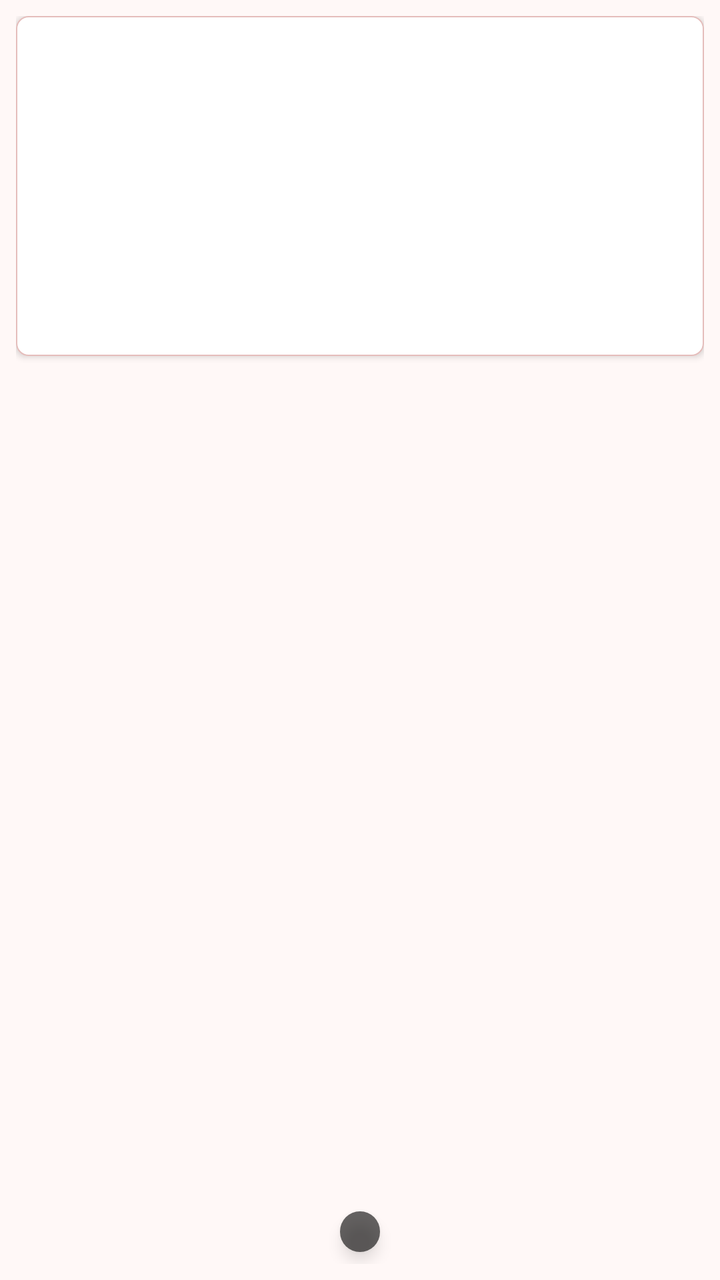
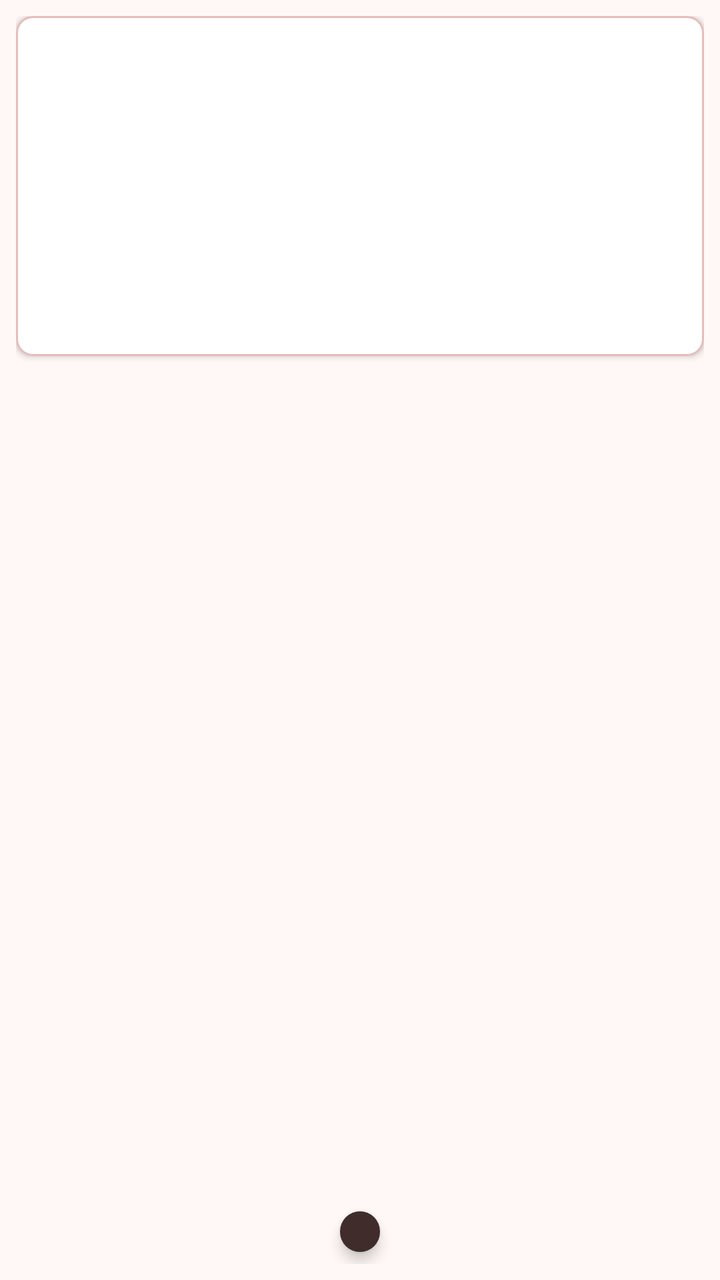

Before-and-after screenshots of an Android layout around one commit, followed by the original layout XML and the change that was made.
<!-- AndroidManifest.xml: application theme Theme.Npdf -->
<!-- res/layout/item_page.xml -->
<?xml version="1.0" encoding="utf-8"?>
<FrameLayout xmlns:android="http://schemas.android.com/apk/res/android"
    android:layout_width="match_parent"
    android:layout_height="wrap_content"
    android:padding="8dp">

    <ImageView
        android:id="@+id/thumb"
        android:layout_width="match_parent"
        android:layout_height="170dp"
        android:background="@drawable/bg_thumb"
        android:clipToOutline="true"
        android:contentDescription="@null"
        android:elevation="2dp"
        android:scaleType="fitCenter" />

    <View
        android:id="@+id/selected"
        android:layout_width="match_parent"
        android:layout_height="170dp"
        android:background="@drawable/page_selected"
        android:elevation="3dp"
        android:visibility="gone" />

    <TextView
        android:id="@+id/number"
        android:layout_width="wrap_content"
        android:layout_height="wrap_content"
        android:layout_gravity="bottom|center_horizontal"
        android:layout_marginBottom="6dp"
        android:background="@drawable/chip_bg"
        android:elevation="4dp"
        android:paddingHorizontal="10dp"
        android:paddingVertical="2dp"
        android:textAppearance="@style/Npdf.Text.Caption"
        android:textColor="@color/white" />
</FrameLayout>
<!-- resources referenced by this layout -->
<resources>
  <color name="white">#FFFFFF</color>
  <!-- drawable bg_thumb (drawable) -->
  <?xml version="1.0" encoding="utf-8"?>
  <shape xmlns:android="http://schemas.android.com/apk/res/android" android:shape="rectangle">
      <solid android:color="@color/white" />
      <corners android:radius="6dp" />
      <stroke android:width="0.5dp" android:color="@color/separator" />
  </shape>
  <!-- drawable chip_bg (drawable) -->
  <?xml version="1.0" encoding="utf-8"?>
  <shape xmlns:android="http://schemas.android.com/apk/res/android" android:shape="rectangle">
      <solid android:color="#99000000" />
      <corners android:radius="14dp" />
  </shape>
  <!-- drawable page_selected (drawable) -->
  <?xml version="1.0" encoding="utf-8"?>
  <shape xmlns:android="http://schemas.android.com/apk/res/android" android:shape="rectangle">
      <solid android:color="@color/tint_soft" />
      <stroke android:width="3dp" android:color="@color/tint" />
      <corners android:radius="8dp" />
  </shape>
  <style name="Npdf.Text.Caption" parent="TextAppearance.Material3.LabelMedium">
          <item name="android:textColor">?attr/colorOnSurfaceVariant</item>
      </style>
  <color name="md_primary">#9E001F</color>
  <color name="md_on_primary">#FFFFFF</color>
  <color name="md_primary_container">#C8102E</color>
  <color name="md_on_primary_container">#FFDAD8</color>
  <color name="md_inverse_primary">#FFB3B1</color>
  <color name="md_secondary">#A5393C</color>
  <color name="md_on_secondary">#FFFFFF</color>
  <color name="md_secondary_container">#FE7B7C</color>
  <color name="md_on_secondary_container">#73121B</color>
  <color name="md_tertiary">#783D00</color>
  <color name="md_on_tertiary">#FFFFFF</color>
  <color name="md_tertiary_container">#9B5100</color>
  <color name="md_on_tertiary_container">#FFDCC4</color>
  <color name="md_error">#BA1A1A</color>
  <color name="md_on_error">#FFFFFF</color>
  <color name="md_error_container">#FFDAD6</color>
  <color name="md_on_error_container">#93000A</color>
  <color name="md_surface">#FFF8F7</color>
  <color name="md_on_surface">#281717</color>
  <color name="md_surface_variant">#FFDAD8</color>
  <color name="md_on_surface_variant">#5C403F</color>
  <color name="md_inverse_surface">#3F2C2B</color>
  <color name="md_inverse_on_surface">#FFEDEB</color>
  <color name="md_outline">#906F6E</color>
  <color name="md_outline_variant">#E5BDBB</color>
  <color name="md_surface_dim">#F2D3D1</color>
  <color name="md_surface_bright">#FFF8F7</color>
  <color name="md_surface_container_lowest">#FFFFFF</color>
  <color name="md_surface_container_low">#FFF0EF</color>
  <color name="md_surface_container">#FFE9E8</color>
  <color name="md_surface_container_high">#FFE1E0</color>
  <color name="md_surface_container_highest">#FBDBDA</color>
  <style name="Npdf.Toolbar" parent="Widget.Material3.Toolbar.Surface">
          <item name="android:background">?attr/colorSurfaceContainer</item>
          <item name="titleTextAppearance">@style/TextAppearance.Material3.TitleLarge</item>
          <item name="subtitleTextAppearance">@style/TextAppearance.Material3.BodyMedium</item>
          <item name="subtitleTextColor">?attr/colorOnSurfaceVariant</item>
          <item name="navigationIconTint">?attr/colorOnSurface</item>
      </style>
  <style name="Npdf.NavigationBar" parent="Widget.Material3.BottomNavigationView">
          <item name="labelVisibilityMode">labeled</item>
      </style>
  <!-- unchanged entries left out for length: 1 -->
</resources>

<!-- the commit's change to res/layout/item_page.xml (unified diff, before → after) -->
@@ -33,5 +33,5 @@
         android:paddingHorizontal="10dp"
         android:paddingVertical="2dp"
         android:textAppearance="@style/Npdf.Text.Caption"
-        android:textColor="@color/white" />
+        android:textColor="@color/hud_text" />
 </FrameLayout>
<!-- resource entries referenced after the edit -->
@@ -5,21 +5,21 @@
   <?xml version="1.0" encoding="utf-8"?>
   <shape xmlns:android="http://schemas.android.com/apk/res/android" android:shape="rectangle">
       <solid android:color="@color/white" />
-      <corners android:radius="6dp" />
-      <stroke android:width="0.5dp" android:color="@color/separator" />
+      <corners android:radius="8dp" />
+      <stroke android:width="1dp" android:color="@color/separator" />
   </shape>
   <!-- drawable chip_bg (drawable) -->
   <?xml version="1.0" encoding="utf-8"?>
   <shape xmlns:android="http://schemas.android.com/apk/res/android" android:shape="rectangle">
-      <solid android:color="#99000000" />
-      <corners android:radius="14dp" />
+      <solid android:color="@color/hud_bg" />
+      <corners android:radius="16dp" />
   </shape>
   <!-- drawable page_selected (drawable) -->
   <?xml version="1.0" encoding="utf-8"?>
   <shape xmlns:android="http://schemas.android.com/apk/res/android" android:shape="rectangle">
       <solid android:color="@color/tint_soft" />
       <stroke android:width="3dp" android:color="@color/tint" />
-      <corners android:radius="8dp" />
+      <corners android:radius="12dp" />
   </shape>
   <style name="Npdf.Text.Caption" parent="TextAppearance.Material3.LabelMedium">
           <item name="android:textColor">?attr/colorOnSurfaceVariant</item>
